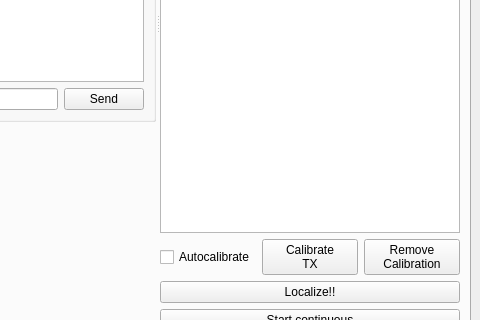
This is gui/main_window.ui in rwth-ti/gr-localization as Qt 5 draws it before an edit; both pictures show x 535 to 1015 and y 358 to 678 of the 1015 by 759 pixel window. The edited form follows.
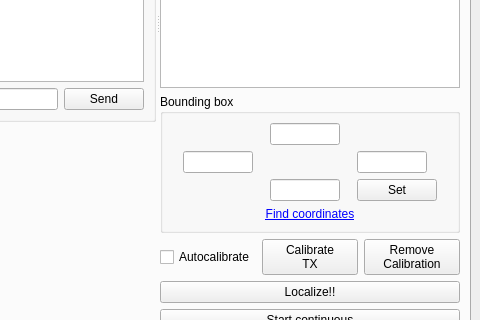
This is the edited form. Custom widgets are drawn as their Qt base class.

Commit message: add bounding box selection to gui

Patch:
```diff
--- a/gui/main_window.ui
+++ b/gui/main_window.ui
@@ -133,6 +133,115 @@
               </attribute>
              </widget>
             </item>
+            <item>
+             <widget class="QGroupBox" name="groupBox_14">
+              <property name="sizePolicy">
+               <sizepolicy hsizetype="Minimum" vsizetype="Preferred">
+                <horstretch>0</horstretch>
+                <verstretch>0</verstretch>
+               </sizepolicy>
+              </property>
+              <property name="title">
+               <string>Bounding box</string>
+              </property>
+              <layout class="QVBoxLayout" name="verticalLayout_16">
+               <item>
+                <layout class="QGridLayout" name="gridLayout_10">
+                 <item row="1" column="0">
+                  <widget class="QLineEdit" name="lineEditLeft">
+                   <property name="sizePolicy">
+                    <sizepolicy hsizetype="Minimum" vsizetype="Fixed">
+                     <horstretch>0</horstretch>
+                     <verstretch>0</verstretch>
+                    </sizepolicy>
+                   </property>
+                   <property name="maximumSize">
+                    <size>
+                     <width>70</width>
+                     <height>16777215</height>
+                    </size>
+                   </property>
+                   <property name="cursorPosition">
+                    <number>0</number>
+                   </property>
+                  </widget>
+                 </item>
+                 <item row="0" column="1">
+                  <widget class="QLineEdit" name="lineEditTop">
+                   <property name="sizePolicy">
+                    <sizepolicy hsizetype="Minimum" vsizetype="Fixed">
+                     <horstretch>0</horstretch>
+                     <verstretch>0</verstretch>
+                    </sizepolicy>
+                   </property>
+                   <property name="maximumSize">
+                    <size>
+                     <width>70</width>
+                     <height>16777215</height>
+                    </size>
+                   </property>
+                  </widget>
+                 </item>
+                 <item row="2" column="1">
+                  <widget class="QLineEdit" name="lineEditBottom">
+                   <property name="sizePolicy">
+                    <sizepolicy hsizetype="Minimum" vsizetype="Fixed">
+                     <horstretch>0</horstretch>
+                     <verstretch>0</verstretch>
+                    </sizepolicy>
+                   </property>
+                   <property name="maximumSize">
+                    <size>
+                     <width>70</width>
+                     <height>16777215</height>
+                    </size>
+                   </property>
+                  </widget>
+                 </item>
+                 <item row="1" column="2">
+                  <widget class="QLineEdit" name="lineEditRight">
+                   <property name="sizePolicy">
+                    <sizepolicy hsizetype="Minimum" vsizetype="Fixed">
+                     <horstretch>0</horstretch>
+                     <verstretch>0</verstretch>
+                    </sizepolicy>
+                   </property>
+                   <property name="maximumSize">
+                    <size>
+                     <width>70</width>
+                     <height>16777215</height>
+                    </size>
+                   </property>
+                  </widget>
+                 </item>
+                 <item row="2" column="2">
+                  <widget class="QPushButton" name="pushButtonSetBbox">
+                   <property name="text">
+                    <string>Set</string>
+                   </property>
+                  </widget>
+                 </item>
+                </layout>
+               </item>
+               <item>
+                <widget class="QLabel" name="label_17">
+                 <property name="text">
+                  <string>&lt;html&gt;&lt;head/&gt;&lt;body&gt;&lt;p&gt;&lt;a href=&quot;https://www.openstreetmap.org/export&quot;&gt;&lt;span style=&quot; text-decoration: underline; color:#0000ff;&quot;&gt;Find coordinates&lt;/span&gt;&lt;/a&gt;&lt;/p&gt;&lt;/body&gt;&lt;/html&gt;</string>
+                 </property>
+                 <property name="alignment">
+                  <set>Qt::AlignCenter</set>
+                 </property>
+                 <property name="openExternalLinks">
+                  <bool>true</bool>
+                 </property>
+                 <property name="textInteractionFlags">
+                  <set>Qt::TextBrowserInteraction</set>
+                 </property>
+                </widget>
+               </item>
+              </layout>
+             </widget>
+            </item>
             <item>
              <layout class="QHBoxLayout" name="horizontalLayout_5">
               <item>
```
The commit also changes 2 other files.
